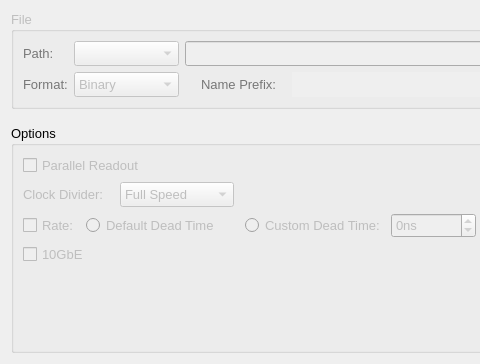
First picture: the form in slsDetectorGui/forms/form_tab_dataoutput.ui, repository slsdetectorgroup/slsDetectorPackage, before the edit; both pictures show x 0 to 480 and y 0 to 364 of the 770 by 364 pixel window.
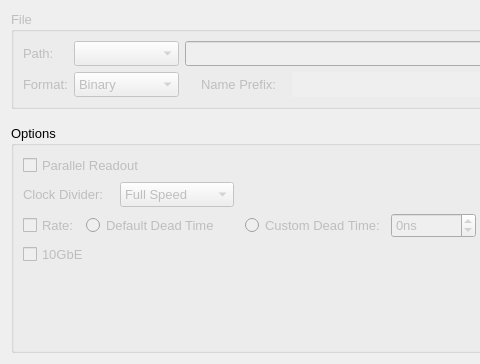
Second picture: the form after the edit. Icons and pictures are not drawn.

Diff of the .ui file:
```diff
--- a/slsDetectorGui/forms/form_tab_dataoutput.ui
+++ b/slsDetectorGui/forms/form_tab_dataoutput.ui
@@ -98,43 +98,6 @@
           <height>16777215</height>
          </size>
         </property>
-        <property name="palette">
-         <palette>
-          <active>
-           <colorrole role="WindowText">
-            <brush brushstyle="SolidPattern">
-             <color alpha="255">
-              <red>2</red>
-              <green>2</green>
-              <blue>2</blue>
-             </color>
-            </brush>
-           </colorrole>
-          </active>
-          <inactive>
-           <colorrole role="WindowText">
-            <brush brushstyle="SolidPattern">
-             <color alpha="255">
-              <red>0</red>
-              <green>0</green>
-              <blue>0</blue>
-             </color>
-            </brush>
-           </colorrole>
-          </inactive>
-          <disabled>
-           <colorrole role="WindowText">
-            <brush brushstyle="SolidPattern">
-             <color alpha="255">
-              <red>119</red>
-              <green>119</green>
-              <blue>119</blue>
-             </color>
-            </brush>
-           </colorrole>
-          </disabled>
-         </palette>
-        </property>
         <property name="font">
          <font>
           <family>Cantarell</family>
@@ -195,43 +158,6 @@
           <height>16777215</height>
          </size>
         </property>
-        <property name="palette">
-         <palette>
-          <active>
-           <colorrole role="WindowText">
-            <brush brushstyle="SolidPattern">
-             <color alpha="255">
-              <red>2</red>
-              <green>2</green>
-              <blue>2</blue>
-             </color>
-            </brush>
-           </colorrole>
-          </active>
-          <inactive>
-           <colorrole role="WindowText">
-            <brush brushstyle="SolidPattern">
-             <color alpha="255">
-              <red>0</red>
-              <green>0</green>
-              <blue>0</blue>
-             </color>
-            </brush>
-           </colorrole>
-          </inactive>
-          <disabled>
-           <colorrole role="WindowText">
-            <brush brushstyle="SolidPattern">
-             <color alpha="255">
-              <red>119</red>
-              <green>119</green>
-              <blue>119</blue>
-             </color>
-            </brush>
-           </colorrole>
-          </disabled>
-         </palette>
-        </property>
         <property name="font">
          <font>
           <family>Cantarell</family>
@@ -301,43 +227,6 @@
           <height>16777215</height>
          </size>
         </property>
-        <property name="palette">
-         <palette>
-          <active>
-           <colorrole role="WindowText">
-            <brush brushstyle="SolidPattern">
-             <color alpha="255">
-              <red>2</red>
-              <green>2</green>
-              <blue>2</blue>
-             </color>
-            </brush>
-           </colorrole>
-          </active>
-          <inactive>
-           <colorrole role="WindowText">
-            <brush brushstyle="SolidPattern">
-             <color alpha="255">
-              <red>0</red>
-              <green>0</green>
-              <blue>0</blue>
-             </color>
-            </brush>
-           </colorrole>
-          </inactive>
-          <disabled>
-           <colorrole role="WindowText">
-            <brush brushstyle="SolidPattern">
-             <color alpha="255">
-              <red>119</red>
-              <green>119</green>
-              <blue>119</blue>
-             </color>
-            </brush>
-           </colorrole>
-          </disabled>
-         </palette>
-        </property>
         <property name="font">
          <font>
           <family>Cantarell</family>
```
